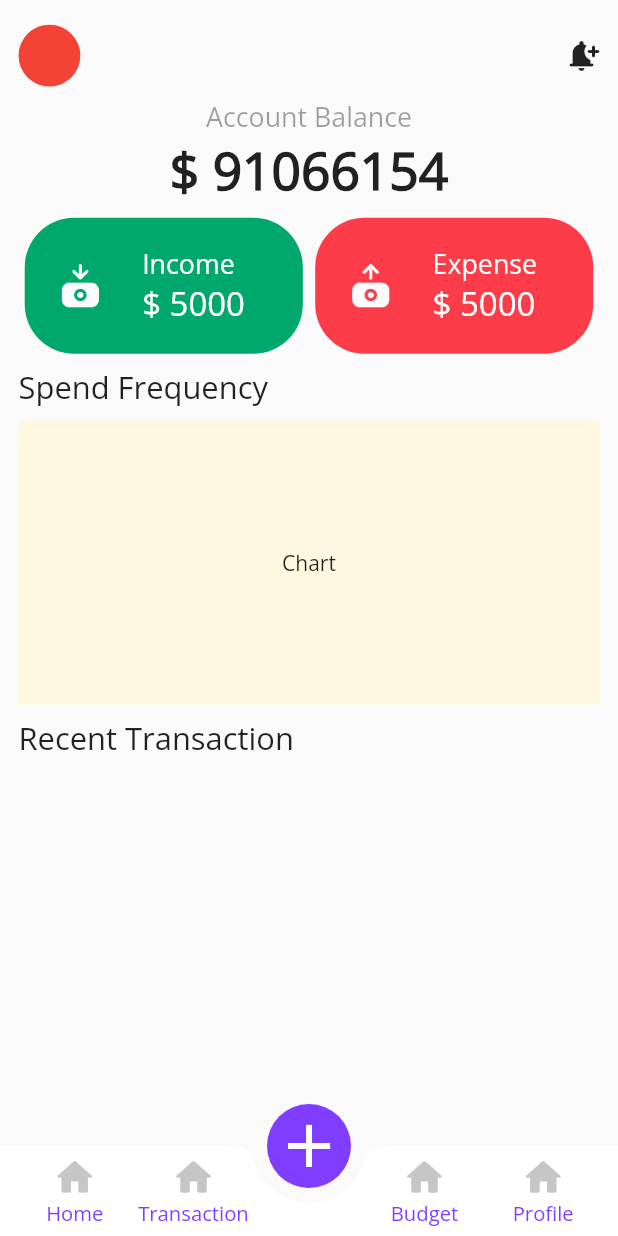
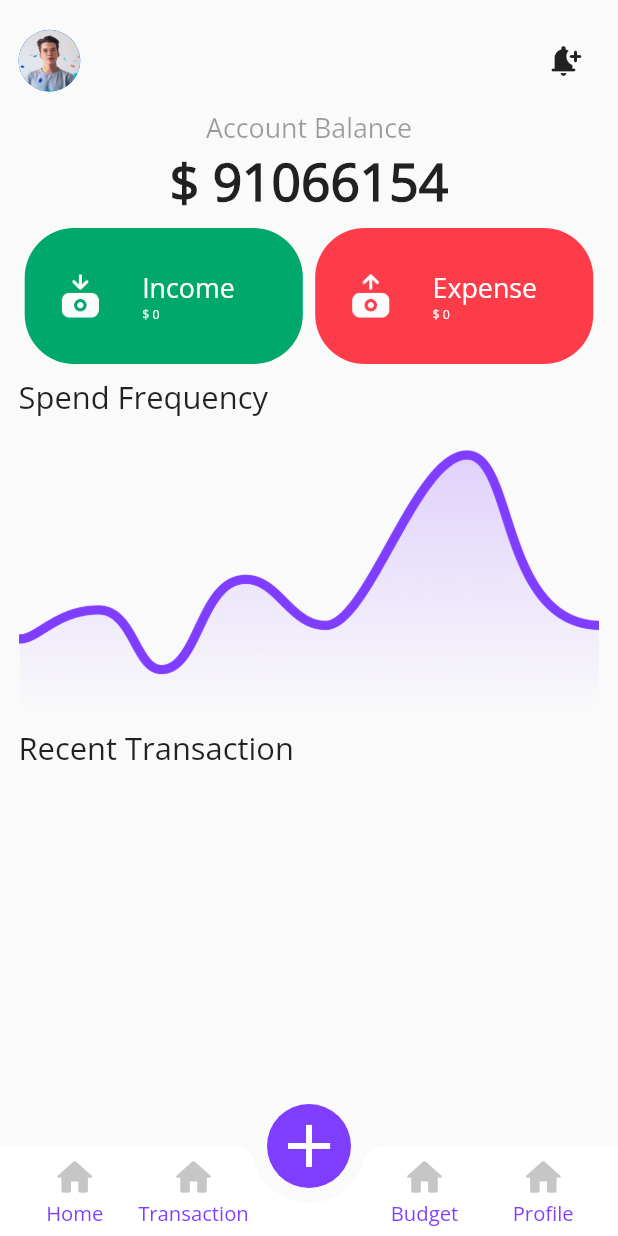
Before and after one commit to VivekTailor19/expensifier, a Flutter app: the screen it shows after launch, on a phone screen of 412 x 824 dp. Run offline on Flutter 3.47's test engine with Material 2 defaults, Android fonts, the light colour scheme and no system bars; our stand-ins replace device_preview, get, sizer, sqflite; missing offline and left inert: floating_bottom_bar; accounts and stored records are empty.

Commit message:
expensifier

```diff
--- a/lib/controller/expensifier_Controller.dart
+++ b/lib/controller/expensifier_Controller.dart
@@ -31,20 +31,20 @@ class ExpensifierController extends GetxController {
     ProfileScreen()
   ];
 
-  RxList<Map> additionIncome = <Map>[].obs;
-  RxList<Map> additionExpense = <Map>[].obs;
+  RxInt additionIncome = 0.obs;
+  var additionExpense = 0;
 
   RxString totalIncome = "".obs;
   RxString totalExpense = "".obs;
 
   Future<void> loadTotalFind()
   async {
-    additionIncome.value = await Expensifier_DB_Helper.expense_db.readMatheMatics('Income');
-    additionExpense.value = await Expensifier_DB_Helper.expense_db.readMatheMatics('Expense');
-    print("${additionIncome.value}");
+    additionIncome.value = (await Expensifier_DB_Helper.expense_db.readMatheMatics('Income')) as int ;
+    additionExpense = (await Expensifier_DB_Helper.expense_db.readMatheMatics('Expense')) as int;
+    print("${additionIncome}");
 
-    totalIncome.value =   additionIncome.join("");
-    totalExpense.value =  additionExpense.join("");
+    // totalIncome.value =   additionIncome.join("");
+    // totalExpense.value =  additionExpense.join("");
   }
 
 
--- a/lib/screens/01_home_screen/view/homeScreen.dart
+++ b/lib/screens/01_home_screen/view/homeScreen.dart
@@ -34,8 +34,10 @@ class _HomeScreenState extends State<HomeScreen> {
               SizedBox(height: 2.h,),
               Row(mainAxisAlignment:MainAxisAlignment.spaceBetween,
                 children: [
-                CircleAvatar(backgroundColor: Colors.red,radius: 5.w,),
-                  Icon(Icons.notification_add_rounded),
+                CircleAvatar(backgroundImage: AssetImage("assets/images/person.png",),radius: 5.w,),
+                IconButton(icon:Icon(Icons.notification_add_rounded),onPressed: () {
+                    control.loadTotalFind();
+                  },),
               ],),
 
               Container(alignment: Alignment.center,margin: EdgeInsets.symmetric(vertical: 1.h),
@@ -53,9 +55,11 @@ class _HomeScreenState extends State<HomeScreen> {
 
               Row(mainAxisAlignment: MainAxisAlignment.spaceAround,
                 children: [
-                  transactionTypeTab(title: "Income",colour:Color(0xff00A86B),
-                      amount:control.totalIncome.value ,
-                      image: "assets/images/first/Income.png" ),
+                  Obx(
+                    () =>  transactionTypeTab(title: "Income",colour:Color(0xff00A86B),
+                        amount:control.totalIncome.value ,
+                        image: "assets/images/first/Income.png" ),
+                  ),
                   transactionTypeTab(title: "Expense",colour:Color(0xffFD3C4A),
                       amount:control.totalExpense.value ,
                       image: "assets/images/first/Expense.png" ),
@@ -67,7 +71,9 @@ class _HomeScreenState extends State<HomeScreen> {
                 child: Text("Spend Frequency",style: TextStyle(fontWeight: FontWeight.w400,fontSize: 15.sp,),),
               ),
 
-              Container(height: 23.h,width: 100.w,color: Colors.amber.shade50,child: Text("Chart"),alignment: Alignment.center,),
+              Container(height: 23.h,width: 100.w,alignment: Alignment.center,
+                decoration: BoxDecoration(borderRadius: BorderRadius.circular(3.w),
+                  image: DecorationImage(image: AssetImage("assets/images/Graph.png"),fit: BoxFit.fill),),),
 
               Padding(
                 padding:  EdgeInsets.symmetric(vertical: 1.h),
@@ -76,11 +82,12 @@ class _HomeScreenState extends State<HomeScreen> {
 
               Obx(
                 () =>  control.itemList.isEmpty?Container():ListView.builder(
-                    itemCount: 1,
+                    itemCount: 4,
                     reverse: true,
                     shrinkWrap:true,
                     physics: NeverScrollableScrollPhysics(),
                     itemBuilder: (context, index) {
+
                       control.selCategoryTab(control.itemList[index]['category']);
                       return ItemListTile(
                           amount: control.itemList[index]['amount'],
@@ -120,7 +127,7 @@ class _HomeScreenState extends State<HomeScreen> {
                 crossAxisAlignment: CrossAxisAlignment.start,
                 children: [
                 Text("$title",style: TextStyle(fontSize: 13.sp,color: Colors.white,fontWeight: FontWeight.w300)),
-                Text(amount == "" ? "\$ 5000" : "$amount",style: TextStyle(fontSize: 16.sp,color: Colors.white),)
+                Text(amount == "" ? "\$ 0" : "$amount",style: TextStyle(fontSize: 6.sp,color: Colors.white),)
               ],)
           ],),
 
```
Also changed, not shown: lib/utils/expensifier_database_sqflite_helper.dart (+6 -4 lines), assets/images/Graph.png (added), assets/images/person.png (added).
